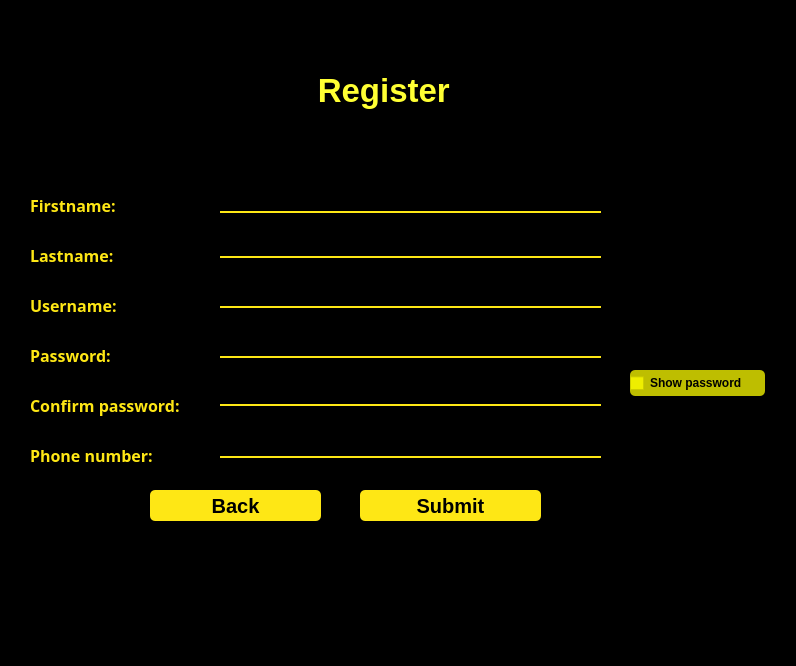
First picture: the form in untitled/register.ui, repository MohamadKhavaran/M2-Massenger, before the edit.
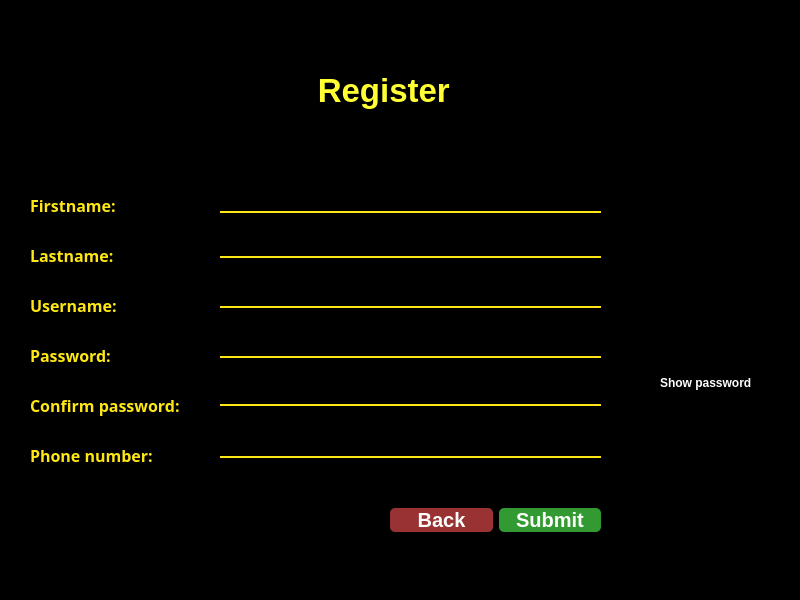
Second picture: the form after the edit. Icons and pictures are not drawn.

Patch:
```diff
--- a/untitled/register.ui
+++ b/untitled/register.ui
@@ -6,8 +6,8 @@
    <rect>
     <x>0</x>
     <y>0</y>
-    <width>796</width>
-    <height>666</height>
+    <width>800</width>
+    <height>600</height>
    </rect>
   </property>
   <property name="windowTitle">
@@ -18,8 +18,8 @@
     <rect>
      <x>0</x>
      <y>0</y>
-     <width>801</width>
-     <height>671</height>
+     <width>800</width>
+     <height>600</height>
     </rect>
    </property>
    <property name="styleSheet">
@@ -186,82 +186,6 @@
      <string>Phone number: </string>
     </property>
    </widget>
-   <widget class="QPushButton" name="Submit_pushButton">
-    <property name="geometry">
-     <rect>
-      <x>360</x>
-      <y>490</y>
-      <width>181</width>
-      <height>31</height>
-     </rect>
-    </property>
-    <property name="font">
-     <font>
-      <pointsize>15</pointsize>
-      <bold>true</bold>
-     </font>
-    </property>
-    <property name="styleSheet">
-     <string notr="true">QPushButton#Submit_pushButton{
-	background-color:rgba(254, 231, 21, 1);
-	color:rgba(0, 0, 0, 255);
-	border-radius:5px;
-}
-
-QPushButton#Submit_pushButton:hover{
-	background-color:rgb(0, 255, 0);
-
-}
-
-QPushButton#Submit_pushButton:pressed{
-	padding-left:5px;
-	padding-top:5px;
-	background-color:rgba(150,123, 111, 255);
-}
-
-
-</string>
-    </property>
-    <property name="text">
-     <string>Submit</string>
-    </property>
-   </widget>
-   <widget class="QPushButton" name="Back_pushButton">
-    <property name="geometry">
-     <rect>
-      <x>150</x>
-      <y>490</y>
-      <width>171</width>
-      <height>31</height>
-     </rect>
-    </property>
-    <property name="font">
-     <font>
-      <pointsize>15</pointsize>
-      <bold>true</bold>
-     </font>
-    </property>
-    <property name="styleSheet">
-     <string notr="true">QPushButton#Back_pushButton{
-	background-color:rgba(254, 231, 21, 1);
-	color:rgba(0, 0, 0, 255);
-	border-radius:5px;
-}
-
-QPushButton#Back_pushButton:hover{
-	background-color:rgb(255, 0, 0);
-}
-
-QPushButton#Back_pushButton:pressed{
-	padding-left:5px;
-	padding-top:5px;
-	background-color:rgba(150,123, 111, 255);
-}</string>
-    </property>
-    <property name="text">
-     <string>Back</string>
-    </property>
-   </widget>
    <widget class="QLineEdit" name="FirstName_lineEdit">
     <property name="geometry">
      <rect>
@@ -391,7 +315,7 @@
      <rect>
       <x>630</x>
       <y>370</y>
-      <width>135</width>
+      <width>151</width>
       <height>26</height>
      </rect>
     </property>
@@ -401,23 +325,106 @@
      </font>
     </property>
     <property name="styleSheet">
-     <string notr="true">QCheckBox#checkBox{
-	background-color:rgba(255, 255, 0, 190);
+     <string notr="true">QCheckBox#checkBox {
+padding-left: 10px;
+border-radius: 5px;
+color: #fefefe;
+}
 
-	color:rgba(0, 0, 0, 255);
-	border-radius:5px;
+QCheckBox#checkBox:hover {
+	color: rgb(241, 182, 88);
 }
 
-
-QCheckBox#checkBox:hover{
-	background-color:rgb(246, 120, 29);
-
+QCheckBox#checkBox:pressed {
+	color: rgb(85, 255, 255);
 }</string>
     </property>
     <property name="text">
      <string>Show password</string>
     </property>
    </widget>
+   <widget class="QWidget" name="horizontalLayoutWidget">
+    <property name="geometry">
+     <rect>
+      <x>390</x>
+      <y>480</y>
+      <width>211</width>
+      <height>80</height>
+     </rect>
+    </property>
+    <layout class="QHBoxLayout" name="horizontalLayout">
+     <item>
+      <widget class="QPushButton" name="Back_pushButton">
+       <property name="font">
+        <font>
+         <pointsize>15</pointsize>
+         <bold>true</bold>
+        </font>
+       </property>
+       <property name="styleSheet">
+        <string notr="true">QPushButton#Back_pushButton {
+color: white;
+border-radius: 5px;
+Background: #933;
+color: #fefefe;
+}
+
+QPushButton#Back_pushButton:hover {
+	background-color: rgb(42, 46, 52);
+border-style: solid;
+ border-width: 1px;
+	color: rgb(241, 182, 88);
+}
+
+QPushButton#Back_pushButton:pressed {
+border-style: solid;
+border-width: 1px;
+	background-color: rgb(25, 69, 105);
+	color: rgb(85, 255, 255);
+}</string>
+       </property>
+       <property name="text">
+        <string>Back</string>
+       </property>
+      </widget>
+     </item>
+     <item>
+      <widget class="QPushButton" name="Submit_pushButton">
+       <property name="font">
+        <font>
+         <pointsize>15</pointsize>
+         <bold>true</bold>
+        </font>
+       </property>
+       <property name="styleSheet">
+        <string notr="true">QPushButton#Submit_pushButton {
+color: white;
+border-radius: 5px;
+Background: #393;
+color: #fefefe;
+}
+
+QPushButton#Submit_pushButton:hover {
+	background-color: rgb(42, 46, 52);
+border-style: solid;
+ border-width: 1px;
+	color: rgb(241, 182, 88);
+}
+
+QPushButton#Submit_pushButton:pressed {
+border-style: solid;
+border-width: 1px;
+	background-color: rgb(25, 69, 105);
+	color: rgb(85, 255, 255);
+}</string>
+       </property>
+       <property name="text">
+        <string>Submit</string>
+       </property>
+      </widget>
+     </item>
+    </layout>
+   </widget>
   </widget>
  </widget>
  <resources/>
```
Left out of the diff: 102 changed lines with no effect on the pictures.
